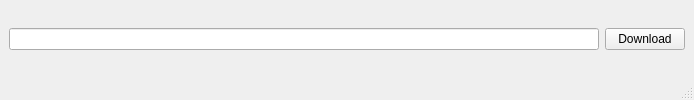
This is downloaderwindow.ui in masterbulla/DownloadManager as Qt 5 draws it before an edit. The edited form follows.
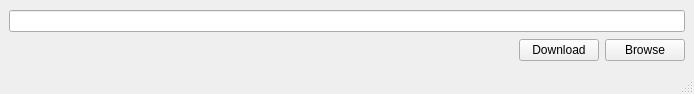
This is the edited form.

```diff
--- a/downloaderwindow.ui
+++ b/downloaderwindow.ui
@@ -7,19 +7,19 @@
     <x>0</x>
     <y>0</y>
     <width>694</width>
-    <height>100</height>
+    <height>94</height>
    </rect>
   </property>
   <property name="minimumSize">
    <size>
     <width>0</width>
-    <height>100</height>
+    <height>94</height>
    </size>
   </property>
   <property name="maximumSize">
    <size>
     <width>16777215</width>
-    <height>100</height>
+    <height>94</height>
    </size>
   </property>
   <property name="windowTitle">
@@ -28,16 +28,40 @@
   <widget class="QWidget" name="centralwidget">
    <layout class="QHBoxLayout" name="horizontalLayout_2">
     <item>
-     <layout class="QHBoxLayout" name="horizontalLayout">
+     <layout class="QVBoxLayout" name="verticalLayout">
       <item>
        <widget class="QLineEdit" name="downloadLineEdit"/>
       </item>
       <item>
+       <layout class="QHBoxLayout" name="horizontalLayout">
+        <item>
+         <spacer name="horizontalSpacer">
+          <property name="orientation">
+           <enum>Qt::Horizontal</enum>
+          </property>
+          <property name="sizeHint" stdset="0">
+           <size>
+            <width>40</width>
+            <height>20</height>
+           </size>
+          </property>
+         </spacer>
+        </item>
+        <item>
        <widget class="QPushButton" name="downloadButton">
         <property name="text">
          <string>Download</string>
         </property>
        </widget>
+        </item>
+        <item>
+         <widget class="QPushButton" name="browseButton">
+          <property name="text">
+           <string>Browse</string>
+          </property>
+         </widget>
+        </item>
+       </layout>
       </item>
      </layout>
     </item>
```
Lines whose indentation alone changed are shown as unchanged.
